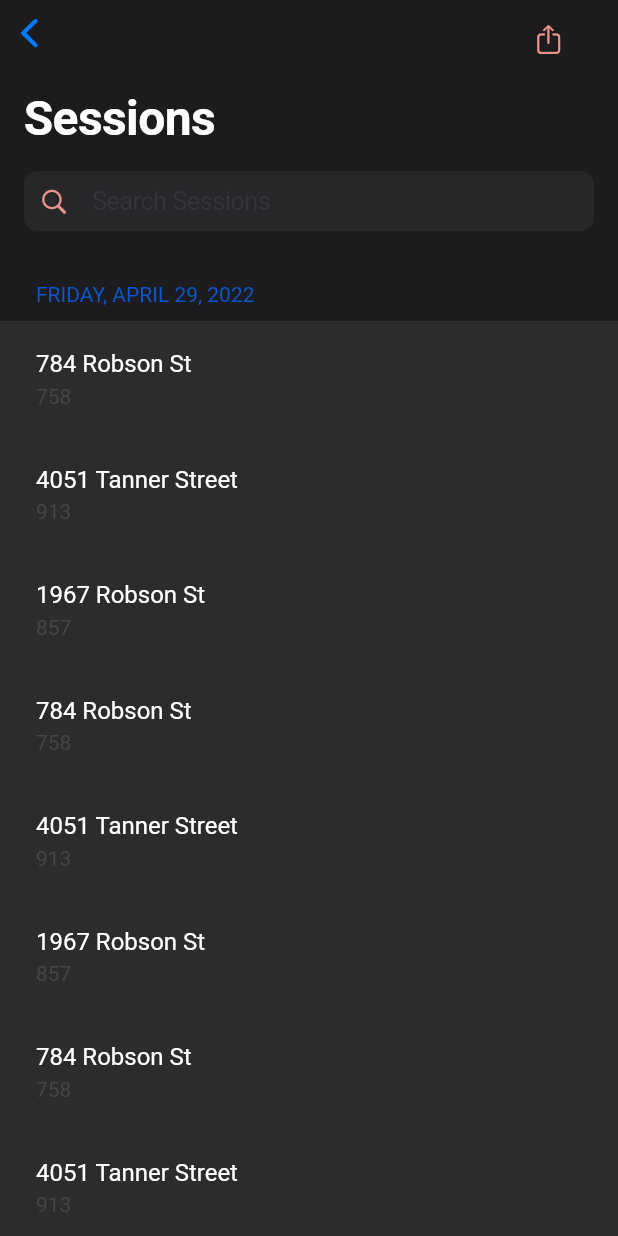
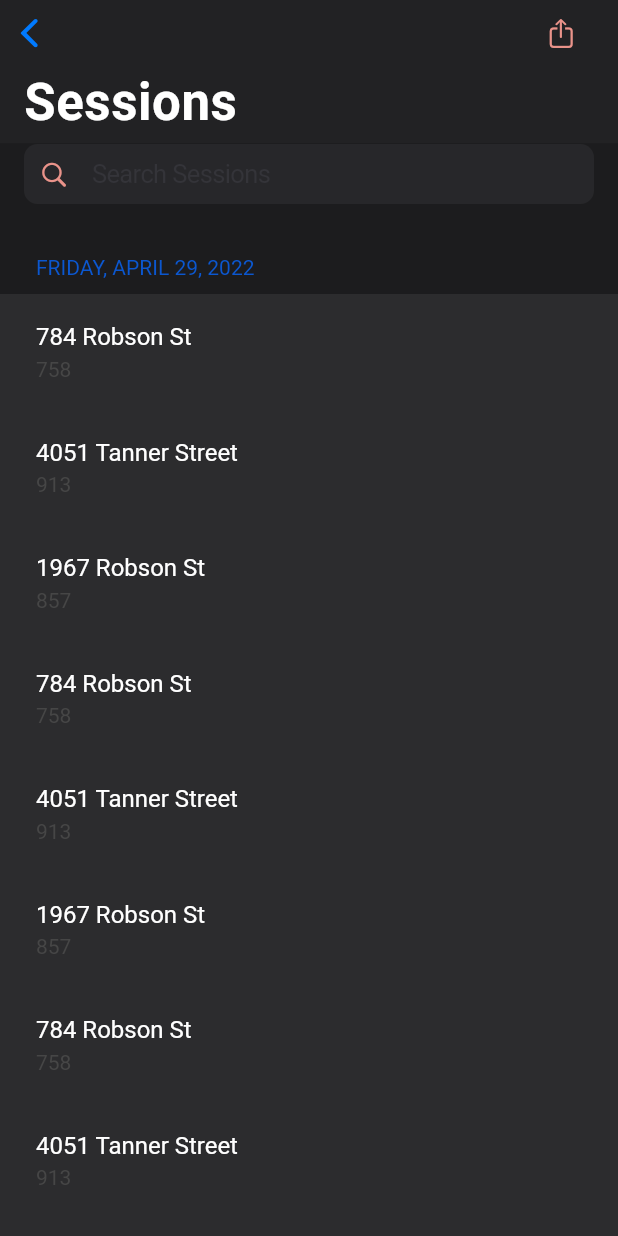
Before and after one commit to RADeveloping/SpeedWatchApp, a Flutter app: the Sidebar widget shown alone on an empty page, opened directly, on a phone screen of 412 x 824 dp. Run offline on Flutter 3.47's test engine with Material 2 defaults, Android fonts, the phone set to English and light mode, and no system bars; drawn by our look-alikes of settings_ui; our stand-ins replace chips_choice_null_safety, font_awesome_flutter, get, popover; missing offline and left inert: multi_split_view.

Commit message:
Updated cupertino_page_scaffold_custom.dart for sidebar and session

```diff
--- /dev/null
+++ b/lib/components/cupertino_page_scaffold_custom.dart
@@ -0,0 +1,36 @@
+import 'package:flutter/cupertino.dart';
+import 'package:flutter/material.dart';
+import '../constants.dart';
+
+class CupertinoPageScaffoldCustom extends StatelessWidget {
+  final Widget child;
+  final Widget? leading;
+  final String largeTitle;
+  final Widget? trailing;
+
+  CupertinoPageScaffoldCustom(
+      {required this.child,
+      this.leading,
+      required this.largeTitle,
+      this.trailing});
+
+  @override
+  Widget build(BuildContext context) {
+    return NestedScrollView(
+        body: CupertinoPageScaffold(
+            resizeToAvoidBottomInset: false, child: child),
+        headerSliverBuilder: (BuildContext context, bool innerBoxIsScrolled) {
+          return <Widget>[
+            CupertinoSliverNavigationBar(
+                leading: leading,
+                brightness: Brightness.dark,
+                backgroundColor: kColourRightPaneBackground,
+                trailing: trailing,
+                largeTitle: Text(
+                  largeTitle,
+                  style: TextStyle(color: Colors.white),
+                ))
+          ];
+        });
+  }
+}
--- a/lib/components/session.dart
+++ b/lib/components/session.dart
@@ -8,6 +8,7 @@ import 'package:settings_ui/settings_ui.dart';
 import 'package:speedwatch/components/text_field_input.dart';
 import 'package:speedwatch/controllers/create_session_controller.dart';
 import '../constants.dart';
+import 'cupertino_page_scaffold_custom.dart';
 import 'custom_tile_with_choices.dart';
 import 'date_time_picker.dart';
 
@@ -25,9 +26,9 @@ class Session extends GetView<CreateSessionController> {
     endDatePicker = DatePickerChoice(
         dateTime: DateTime.now().add(Duration(hours: 1)),
         minDate: startDatePicker.date.value);
-    return NestedScrollView(
-        body: CupertinoPageScaffold(
-          resizeToAvoidBottomInset: false,
+    return CupertinoPageScaffoldCustom(
+      leading: CancelCreateSessionButton(),
+      largeTitle: 'Create Session',
       child: Column(
         mainAxisSize: MainAxisSize.min,
         children: [
@@ -80,8 +81,8 @@ class Session extends GetView<CreateSessionController> {
                     SettingsTile(
                       title: Obx(
                         () => CupertinoTheme(
-                                data: CupertinoThemeData(
-                                    brightness: Brightness.dark),
+                            data:
+                                CupertinoThemeData(brightness: Brightness.dark),
                             child: CupertinoSearchTextField(
                               backgroundColor: Colors.transparent,
                               controller:
@@ -92,12 +93,10 @@ class Session extends GetView<CreateSessionController> {
                                 color: Colors.white,
                               ),
                               onChanged: (String value) {
-                                    controller
-                                        .volunteerSearchValueChanged(value);
+                                controller.volunteerSearchValueChanged(value);
                               },
                               onSubmitted: (String value) {
-                                    controller
-                                        .volunteerSearchValueChanged(value);
+                                controller.volunteerSearchValueChanged(value);
                               },
                               onSuffixTap: () {
                                 controller.volunteer_textController.value
@@ -118,8 +117,7 @@ class Session extends GetView<CreateSessionController> {
                                       .addAll(val);
                                 },
                                 runSpacing: 20,
-                                    choiceItems:
-                                        C2Choice.listFrom<String, String>(
+                                choiceItems: C2Choice.listFrom<String, String>(
                                   source: controller.volunteerOptions,
                                   value: (i, v) => v,
                                   label: (i, v) => v,
@@ -180,20 +178,7 @@ class Session extends GetView<CreateSessionController> {
           ),
         ],
       ),
-        ),
-        headerSliverBuilder: (BuildContext context, bool innerBoxIsScrolled) {
-          return <Widget>[
-            CupertinoSliverNavigationBar(
-              leading: CancelCreateSessionButton(),
-              brightness: Brightness.dark,
-              backgroundColor: kColourRightPaneBackground,
-              largeTitle: Text(
-                'Create Session',
-                style: TextStyle(color: Colors.white),
-              ),
-            )
-          ];
-        });
+    );
   }
 }
 
--- a/lib/components/sidebar.dart
+++ b/lib/components/sidebar.dart
@@ -7,43 +7,24 @@ import 'package:settings_ui/settings_ui.dart';
 import 'package:speedwatch/constants.dart';
 import 'package:speedwatch/controllers/sidebar_controller.dart';
 
+import 'cupertino_page_scaffold_custom.dart';
+
 class Sidebar extends GetView<SidebarController> {
   @override
   Widget build(BuildContext context) {
-    return CupertinoPageScaffold(
-      backgroundColor: kColourSidebarBackground,
-      navigationBar: CupertinoNavigationBar(
-        backgroundColor: kColourSidebarBackground,
-        trailing: CupertinoButton(
-          child: Icon(
-            CupertinoIcons.share_up,
-            color: kColourLight,
-          ),
-          onPressed: () {
-            // do something
-          },
+    return CupertinoPageScaffoldCustom(
+      largeTitle: 'Sessions',
+      trailing: CupertinoButton(
+        padding: EdgeInsets.zero,
+        child: Icon(
+          CupertinoIcons.share_up,
+          color: kColourLight,
         ),
+        onPressed: () {},
       ),
-      resizeToAvoidBottomInset: false,
       child: Column(
         mainAxisSize: MainAxisSize.min,
         children: [
-          Column(
-            mainAxisAlignment: MainAxisAlignment.start,
-            children: [
-              Row(
-                children: [
-                  Padding(
-                    padding: const EdgeInsets.all(16.0),
-                    child: Text(
-                      'Sessions',
-                      style: kTextStyleLargeTitle,
-                    ),
-                  ),
-                ],
-              ),
-            ],
-          ),
           Expanded(
             child: SettingsList(
               applicationType: ApplicationType.both,
--- a/pubspec.yaml
+++ b/pubspec.yaml
@@ -42,6 +42,7 @@ dependencies:
   chips_choice_null_safety: ^2.0.6
   popover: ^0.2.6+3
   intl: ^0.17.0
+  sticky_headers: ^0.2.0
 
 dev_dependencies:
   flutter_test:
```
Also changed, not shown: pubspec.lock. Lines whose indentation alone changed are shown as unchanged.
